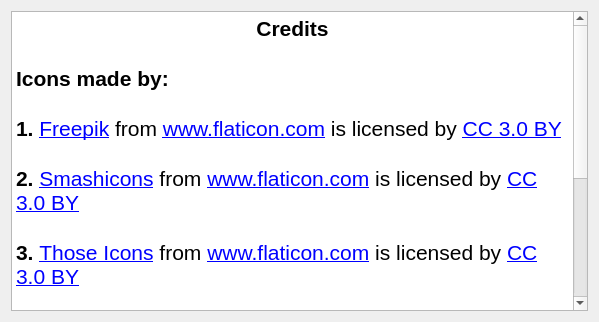
Above: CreditsDialog.ui from AlexChudinov/processRikenData before the change. Below: the same form after it.
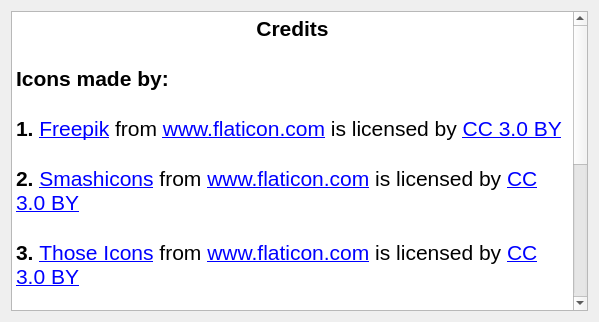
That is the form after the change. Icons and pictures are not drawn.

Diff of the .ui file:
```diff
--- a/CreditsDialog.ui
+++ b/CreditsDialog.ui
@@ -49,7 +49,9 @@
 &lt;p style=&quot; margin-top:0px; margin-bottom:0px; margin-left:0px; margin-right:0px; -qt-block-indent:0; text-indent:0px;&quot;&gt;Plotting library qcustomplot from &lt;a href=&quot;https://www.qcustomplot.com/&quot;&gt;&lt;span style=&quot; text-decoration: underline; color:#0000ff;&quot;&gt;www.qcustomplot.com &lt;/span&gt;&lt;/a&gt;was used&lt;/p&gt;
 &lt;p style=&quot;-qt-paragraph-type:empty; margin-top:0px; margin-bottom:0px; margin-left:0px; margin-right:0px; -qt-block-indent:0; text-indent:0px;&quot;&gt;&lt;br /&gt;&lt;/p&gt;
 &lt;p style=&quot; margin-top:0px; margin-bottom:0px; margin-left:0px; margin-right:0px; -qt-block-indent:0; text-indent:0px;&quot;&gt;&lt;span style=&quot; font-weight:600;&quot;&gt;ALGLIB&lt;/span&gt;&lt;/p&gt;
-&lt;p style=&quot; margin-top:0px; margin-bottom:0px; margin-left:0px; margin-right:0px; -qt-block-indent:0; text-indent:0px;&quot;&gt;Numeric methods from library &lt;a href=&quot;http://www.alglib.net&quot;&gt;&lt;span style=&quot; text-decoration: underline; color:#0000ff;&quot;&gt;alglib&lt;/span&gt;&lt;/a&gt; were used&lt;/p&gt;&lt;/body&gt;&lt;/html&gt;</string>
+&lt;p style=&quot; margin-top:0px; margin-bottom:0px; margin-left:0px; margin-right:0px; -qt-block-indent:0; text-indent:0px;&quot;&gt;Numeric methods from library &lt;a href=&quot;http://www.alglib.net&quot;&gt;&lt;span style=&quot; text-decoration: underline; color:#0000ff;&quot;&gt;alglib&lt;/span&gt;&lt;/a&gt; were used&lt;/p&gt;
+&lt;p style=&quot;-qt-paragraph-type:empty; margin-top:0px; margin-bottom:0px; margin-left:0px; margin-right:0px; -qt-block-indent:0; text-indent:0px;&quot;&gt;&lt;br /&gt;&lt;/p&gt;
+&lt;p style=&quot; margin-top:0px; margin-bottom:0px; margin-left:0px; margin-right:0px; -qt-block-indent:0; text-indent:0px;&quot;&gt;&lt;a href=&quot;https://opencv.org/&quot;&gt;&lt;span style=&quot; font-weight:600; text-decoration: underline; color:#0000ff;&quot;&gt;OpenCV&lt;/span&gt;&lt;/a&gt;&lt;/p&gt;&lt;/body&gt;&lt;/html&gt;</string>
      </property>
      <property name="placeholderText">
       <string>Text area</string>
```
